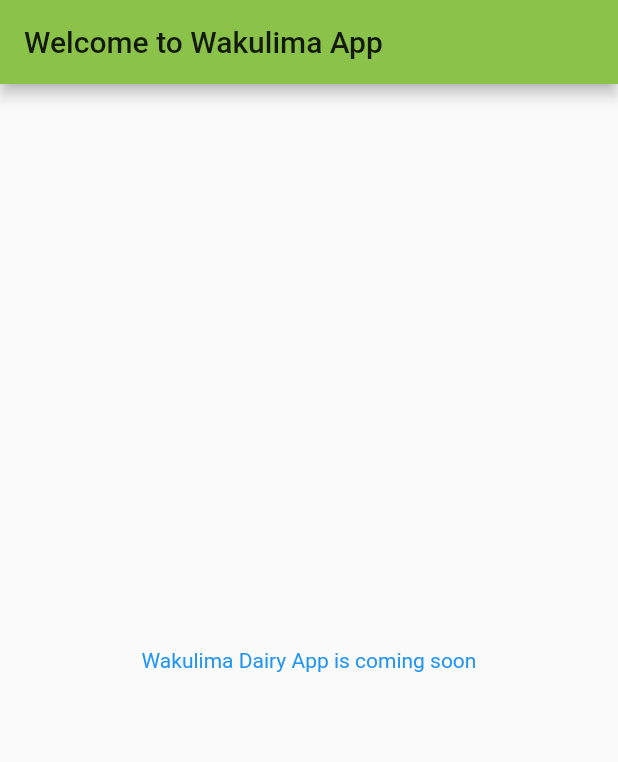
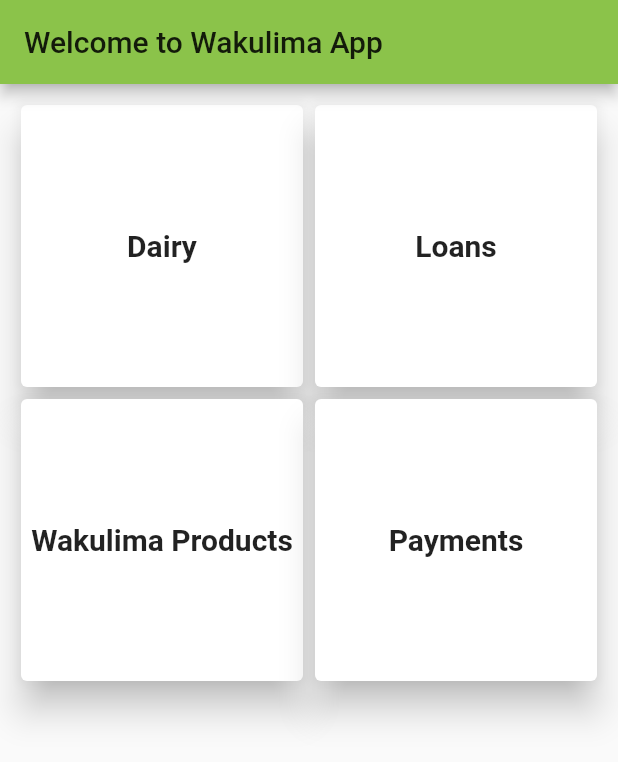
Before and after one commit to EustaceMwai/Wakulima, a Flutter app: the screen it shows after launch, on a phone screen of 412 x 824 dp. Shown: the top 762 px of the screen. Run offline on Flutter 3.47's test engine with Material 2 defaults, Android fonts, the phone set to English and light mode, and no system bars.

Commit message:
Adding wakulima  products

```diff
--- a/lib/main.dart
+++ b/lib/main.dart
@@ -1,3 +1,4 @@
+import 'package:flutter/cupertino.dart';
 import 'package:flutter/material.dart';
 
 void main() {
@@ -38,11 +39,43 @@ class _MyHomePageState extends State<MyHomePage> {
         title: Text(widget.title),
       ),
       body: Container(
-        child: Center(
-          child: Text(
-            'Wakulima Dairy App is coming soon',
-            style: TextStyle(color: Colors.blue),
-          ),
+        padding: EdgeInsets.all(10),
+        child: GridView.count(
+          crossAxisCount: 2,
+          children: <Widget>[
+            Card(
+              elevation: 10,
+              child: Center(
+                  child: Text(
+                'Dairy',
+                style: TextStyle(fontSize: 20, fontWeight: FontWeight.bold),
+              )),
+            ),
+            Card(
+              elevation: 10,
+              child: Center(
+                  child: Text(
+                'Loans',
+                style: TextStyle(fontSize: 20, fontWeight: FontWeight.bold),
+              )),
+            ),
+            Card(
+              elevation: 10,
+              child: Center(
+                  child: Text(
+                'Wakulima Products',
+                style: TextStyle(fontSize: 20, fontWeight: FontWeight.bold),
+              )),
+            ),
+            Card(
+              elevation: 10,
+              child: Center(
+                  child: Text(
+                'Payments',
+                style: TextStyle(fontSize: 20, fontWeight: FontWeight.bold),
+              )),
+            )
+          ],
         ),
       ),
     );
--- /dev/null
+++ b/lib/pages/products.dart
@@ -0,0 +1,10 @@
+import 'package:flutter/material.dart';
+
+class Products extends StatelessWidget{
+  @override
+  Widget build(BuildContext context) {
+    // TODO: implement build
+    throw UnimplementedError();
+  }
+
+}
```
